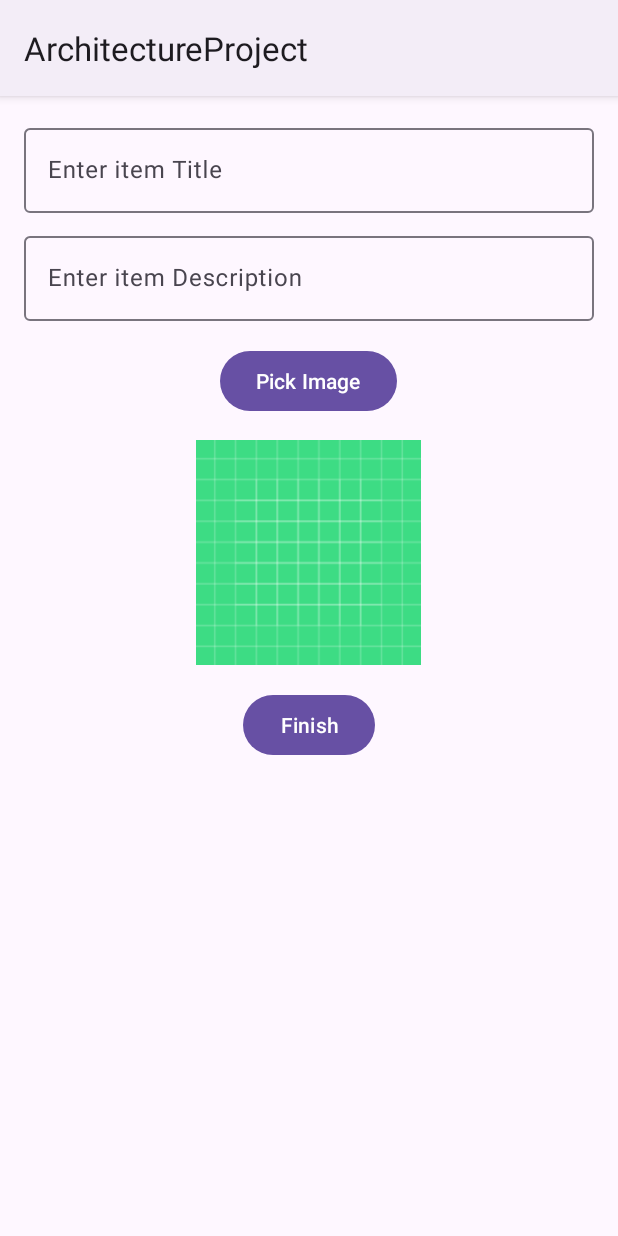
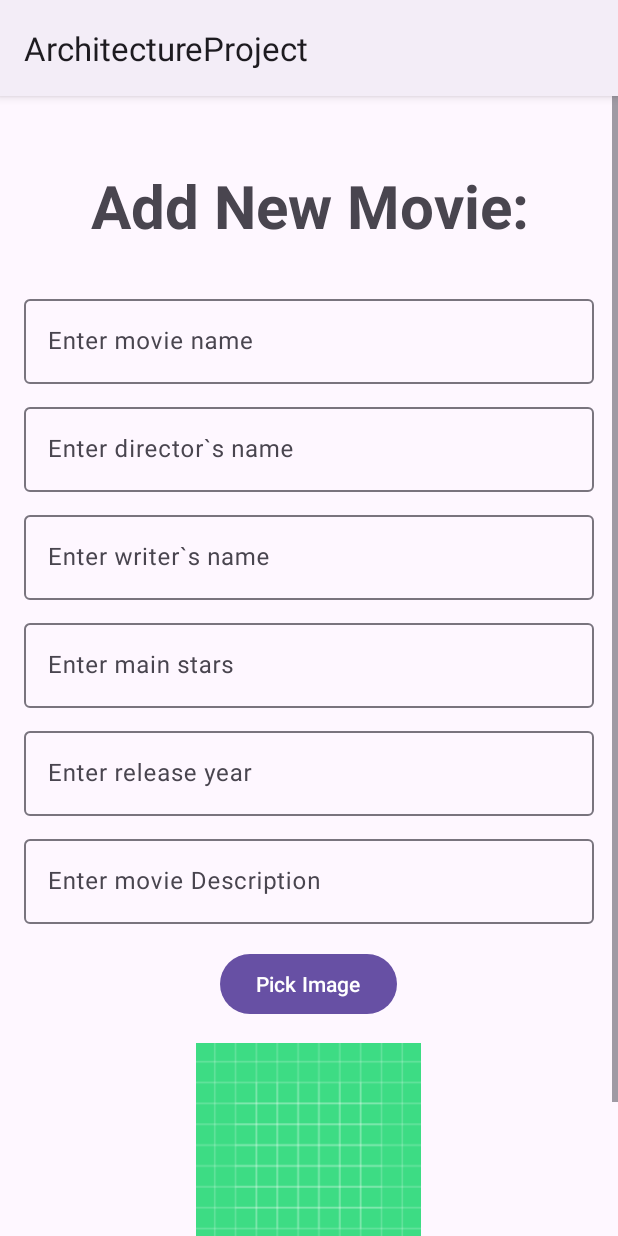
Before and after one commit to yuval-itzhak/Movie-World-App, an Android app: the AddItemFragment screen opened through its navigation route, on a phone screen of 412 x 824 dp. Run offline under Robolectric (Android 15) with nearby library versions, the phone set to English and light mode, and no system bars; our stand-ins replace Room's generated code.

Commit message:
updating db to new movie info

```diff
--- a/app/build.gradle.kts
+++ b/app/build.gradle.kts
@@ -58,6 +58,4 @@ dependencies {
     testImplementation(libs.junit)
     androidTestImplementation(libs.androidx.junit)
     androidTestImplementation(libs.androidx.espresso.core)
-
-
 }
--- a/app/src/main/java/com/example/architectureproject/data/local_db/ItemDao.kt
+++ b/app/src/main/java/com/example/architectureproject/data/local_db/ItemDao.kt
@@ -10,7 +10,7 @@ import androidx.room.Update
 import com.example.architectureproject.data.model.Item
 
 @Dao
-interface ItemDao {
+interface  ItemDao {
 
     @Insert(onConflict = OnConflictStrategy.REPLACE)
     fun addItem(item : Item)
--- a/app/src/main/res/layout/add_item_layout.xml
+++ b/app/src/main/res/layout/add_item_layout.xml
@@ -1,4 +1,9 @@
 <?xml version="1.0" encoding="utf-8"?>
+<ScrollView
+    xmlns:android="http://schemas.android.com/apk/res/android"
+    android:layout_width="match_parent"
+    android:layout_height="match_parent"
+    android:fillViewport="true">
 <LinearLayout xmlns:android="http://schemas.android.com/apk/res/android"
     xmlns:tools="http://schemas.android.com/tools"
     tools:context=".ui.add_character.AddItemFragment"
@@ -6,6 +11,16 @@
     android:layout_height="match_parent"
     android:orientation="vertical"
     android:padding="16dp">
+<TextView
+    android:layout_width="match_parent"
+    android:layout_height="wrap_content"
+    android:text="Add New Movie:"
+    android:textSize="40sp"
+    android:layout_margin="20dp"
+    android:layout_gravity="center"
+    android:gravity="center"
+    android:padding="10dp"
+    android:textStyle="bold"/>
 
     <com.google.android.material.textfield.TextInputLayout
         android:layout_width="match_parent"
@@ -14,7 +29,7 @@
         <com.google.android.material.textfield.TextInputEditText
             android:layout_width="match_parent"
             android:layout_height="wrap_content"
-            android:hint="Enter item Title"
+            android:hint="Enter movie name"
             android:id="@+id/item_title"/>
     </com.google.android.material.textfield.TextInputLayout>
 
@@ -26,9 +41,59 @@
         <com.google.android.material.textfield.TextInputEditText
             android:layout_width="match_parent"
             android:layout_height="wrap_content"
-            android:hint="Enter item Description"
+            android:hint="Enter director`s name"
+            android:id="@+id/item_director"/>
+    </com.google.android.material.textfield.TextInputLayout>
+
+    <com.google.android.material.textfield.TextInputLayout
+        android:layout_width="match_parent"
+        android:layout_height="wrap_content"
+        android:layout_marginTop="10dp"
+        style="@style/ThemeOverlay.Material3.AutoCompleteTextView.OutlinedBox.Dense">
+        <com.google.android.material.textfield.TextInputEditText
+            android:layout_width="match_parent"
+            android:layout_height="wrap_content"
+            android:hint="Enter writer`s name"
+            android:id="@+id/item_writer"/>
+    </com.google.android.material.textfield.TextInputLayout>
+
+    <com.google.android.material.textfield.TextInputLayout
+        android:layout_width="match_parent"
+        android:layout_height="wrap_content"
+        android:layout_marginTop="10dp"
+        style="@style/ThemeOverlay.Material3.AutoCompleteTextView.OutlinedBox.Dense">
+        <com.google.android.material.textfield.TextInputEditText
+            android:layout_width="match_parent"
+            android:layout_height="wrap_content"
+            android:hint="Enter main stars"
+            android:id="@+id/item_stars"/>
+    </com.google.android.material.textfield.TextInputLayout>
+
+    <com.google.android.material.textfield.TextInputLayout
+        android:layout_width="match_parent"
+        android:layout_height="wrap_content"
+        android:layout_marginTop="10dp"
+        style="@style/ThemeOverlay.Material3.AutoCompleteTextView.OutlinedBox.Dense">
+        <com.google.android.material.textfield.TextInputEditText
+            android:layout_width="match_parent"
+            android:layout_height="wrap_content"
+            android:hint="Enter release year"
+            android:inputType="number"
+            android:id="@+id/item_release"/>
+    </com.google.android.material.textfield.TextInputLayout>
+
+    <com.google.android.material.textfield.TextInputLayout
+        android:layout_width="match_parent"
+        android:layout_height="wrap_content"
+        android:layout_marginTop="10dp"
+        style="@style/ThemeOverlay.Material3.AutoCompleteTextView.OutlinedBox.Dense">
+        <com.google.android.material.textfield.TextInputEditText
+            android:layout_width="match_parent"
+            android:layout_height="wrap_content"
+            android:hint="Enter movie Description"
             android:id="@+id/item_description"/>
     </com.google.android.material.textfield.TextInputLayout>
+
 
     <Button
         android:layout_width="wrap_content"
@@ -53,7 +118,5 @@
         android:layout_gravity="center"
         android:layout_marginTop="16dp"/>
 
-
-
-
 </LinearLayout>
+</ScrollView>
```
Also changed, not shown: app/src/main/java/com/example/architectureproject/data/local_db/ItemDataBase.kt (+12 -8 lines), app/src/main/java/com/example/architectureproject/data/model/Item.kt (+8 -0 lines), app/src/main/java/com/example/architectureproject/ui/add_character/AddItemFragment.kt (+21 -9 lines).
